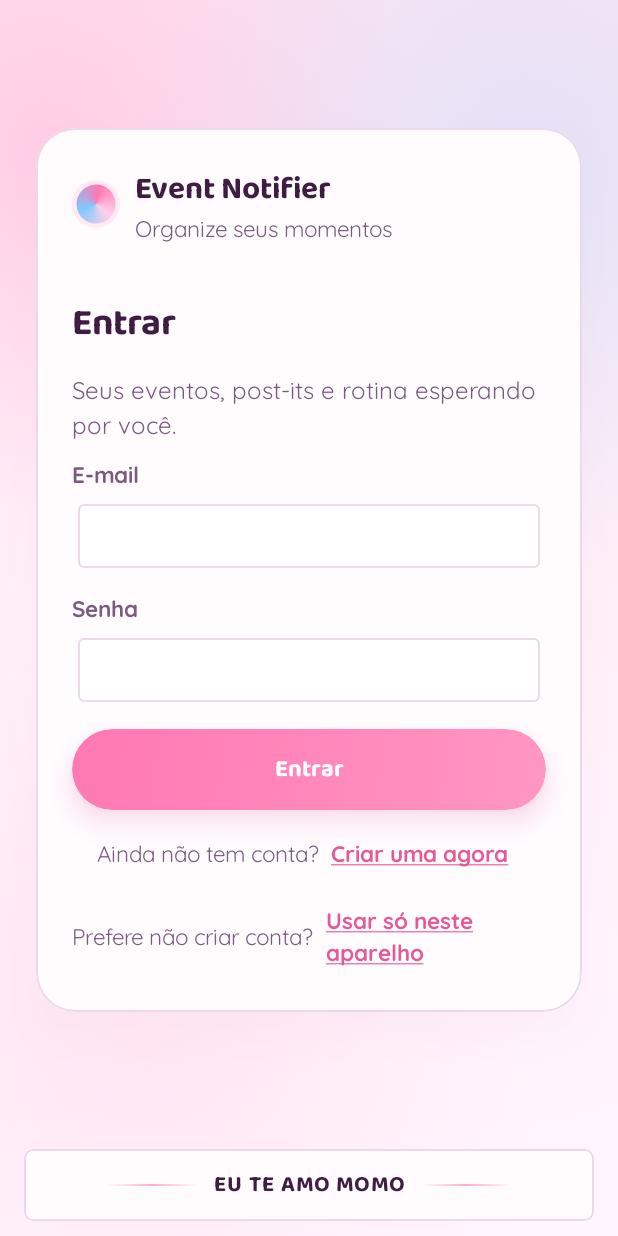
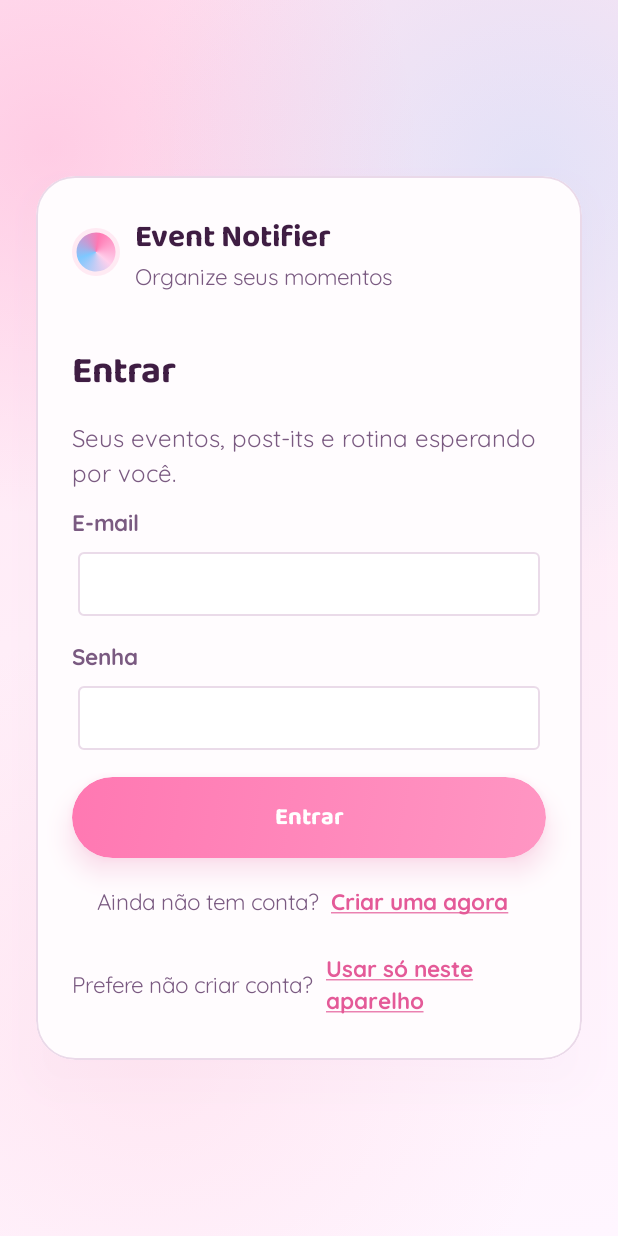
Before and after one commit to henriquemf/event-bezeth-mobile, an Android app built with Jetpack Compose: the screen it shows after launch (MainActivity), on a phone screen of 412 x 824 dp. Run offline under Robolectric (Android 15) with nearby library versions, the phone set to English and light mode, and no system bars.

Commit message:
feat: tirar a faixa "EU TE AMO MOMO" do app (versao 1.0.1)
No site ela e a ultima coisa de uma pagina que rola inteira: so aparece quando
se chega ao fim. No app nao existe esse fim -- a lateral rola por conta, cada
tela rola por conta -- entao ela tinha virado uma faixa fixa na base, a vista o
tempo todo, custando 50 dp de altura em TODA tela, inclusive nas de entrar.

Um recado que fica piscando na frente deixa de ser recado. Ficou no site, onde
nasce no lugar certo.

Sai o `RodapeDoAmor.kt` e as duas chamadas. Nas telas de entrar e criar conta
sai junto o `ComRodape`, que so existia para pendurar a faixa embaixo delas: as
duas ja pedem a tela inteira, e agora ficam com ela.

Co-Authored-By: Claude Opus 5 (1M context) <noreply@anthropic.com>

```diff
--- a/app/build.gradle.kts
+++ b/app/build.gradle.kts
@@ -29,8 +29,8 @@ android {
         // aparece nos ajustes, e e para gente ler.
         //
         // `empacotar.ps1 -Versao x.y.z` mexe nos dois de uma vez.
-        versionCode = 2
-        versionName = "1.0.0"
+        versionCode = 3
+        versionName = "1.0.1"
     }
 
     // ------------------------------------------------------------ assinatura
--- a/app/src/main/java/com/beazeth/notifier/MainActivity.kt
+++ b/app/src/main/java/com/beazeth/notifier/MainActivity.kt
@@ -5,7 +5,6 @@ import androidx.activity.ComponentActivity
 import androidx.activity.compose.setContent
 import androidx.activity.enableEdgeToEdge
 import androidx.compose.foundation.layout.Arrangement
-import androidx.compose.foundation.layout.Box
 import androidx.compose.foundation.layout.Column
 import androidx.compose.foundation.layout.fillMaxSize
 import androidx.compose.material3.CircularProgressIndicator
@@ -28,7 +27,6 @@ import com.beazeth.notifier.ui.LoginScreen
 import com.beazeth.notifier.ui.Sessao
 import com.beazeth.notifier.ui.SessaoViewModel
 import com.beazeth.notifier.ui.componentes.FundoDoce
-import com.beazeth.notifier.ui.componentes.RodapeDoAmor
 import com.beazeth.notifier.ui.theme.Doce
 import com.beazeth.notifier.data.Preferencias
 import com.beazeth.notifier.ui.theme.FONTE_PADRAO
@@ -124,10 +122,7 @@ private fun App(
         // nao dois destinos de navegacao. Um estado local basta -- um NavHost
         // aqui so acrescentaria pilha de historico para duas telas que se
         // alternam.
-        // O "EU TE AMO MOMO" tambem aqui: no `base.html` ele fica FORA do bloco
-        // da casca, entao as telas de entrar e criar conta o mostram igual.
-        Sessao.Fora -> ComRodape {
-            if (cadastrando) {
+        Sessao.Fora -> if (cadastrando) {
             CriarContaScreen(
                 estado = login,
                 aoCriar = vm::criarConta,
@@ -141,7 +136,6 @@ private fun App(
                 aoIrParaCadastro = { cadastrando = true; vm.limparErro() },
                 aoUsarSemConta = vm::usarSemConta,
             )
-            }
         }
         is Sessao.Dentro -> CascaApp(
             nome = s.nome,
@@ -162,15 +156,6 @@ private fun App(
     }
 }
 
-/** A tela por cima, a faixa embaixo. */
-@Composable
-private fun ComRodape(conteudo: @Composable () -> Unit) {
-    Column(modifier = Modifier.fillMaxSize()) {
-        Box(modifier = Modifier.weight(1f)) { conteudo() }
-        RodapeDoAmor()
-    }
-}
-
 @Composable
 private fun Carregando() {
     Column(
--- a/app/src/main/java/com/beazeth/notifier/ui/CascaApp.kt
+++ b/app/src/main/java/com/beazeth/notifier/ui/CascaApp.kt
@@ -34,7 +34,6 @@ import com.beazeth.notifier.ui.componentes.BarraInferior
 import com.beazeth.notifier.ui.componentes.BarraLateral
 import com.beazeth.notifier.ui.componentes.BarraSuperior
 import com.beazeth.notifier.ui.componentes.Destino
-import com.beazeth.notifier.ui.componentes.RodapeDoAmor
 import com.beazeth.notifier.ui.telas.AguaScreen
 import com.beazeth.notifier.ui.telas.AparenciaScreen
 import com.beazeth.notifier.ui.telas.PomodoroScreen
@@ -189,14 +188,8 @@ fun CascaApp(
             }
         }
 
-        // Depois da lateral e do conteudo, atravessando a janela inteira --
-        // como no `base.html`, em que a faixa vem depois de fechar a casca.
-        RodapeDoAmor()
-
         // A barra de baixo por ultimo, encostada na borda, porque e ela que a
-        // pessoa toca. No site ela e `position: fixed; bottom: 0` e o rodape
-        // passa por baixo; aqui, em fluxo, ficar depois dele da a mesma ordem
-        // visual. So existe onde nao coube a lateral.
+        // pessoa toca. So existe onde nao coube a lateral.
         if (!lateralCabe) {
             BarraInferior(atual = atual, aoTrocar = { nav.irPara(it) })
         }
--- a/app/src/main/java/com/beazeth/notifier/ui/componentes/RodapeDoAmor.kt
+++ /dev/null
@@ -1,120 +0,0 @@
-package com.beazeth.notifier.ui.componentes
-
-import androidx.compose.foundation.background
-import androidx.compose.foundation.border
-import androidx.compose.foundation.layout.Arrangement
-import androidx.compose.foundation.layout.Box
-import androidx.compose.foundation.layout.BoxWithConstraints
-import androidx.compose.foundation.layout.Row
-import androidx.compose.foundation.layout.fillMaxWidth
-import androidx.compose.foundation.layout.height
-import androidx.compose.foundation.layout.padding
-import androidx.compose.foundation.layout.width
-import androidx.compose.foundation.shape.RoundedCornerShape
-import androidx.compose.material3.Text
-import androidx.compose.runtime.Composable
-import androidx.compose.ui.Alignment
-import androidx.compose.ui.Modifier
-import androidx.compose.ui.draw.clip
-import androidx.compose.ui.graphics.Brush
-import androidx.compose.ui.graphics.Color
-import androidx.compose.ui.unit.Dp
-import androidx.compose.ui.unit.dp
-import androidx.compose.ui.unit.em
-import androidx.compose.ui.unit.sp
-import com.beazeth.notifier.ui.theme.Canto
-import com.beazeth.notifier.ui.theme.Doce
-import com.beazeth.notifier.ui.theme.TipografiaBeazeth
-
-/**
- * `<footer class="site-love-footer">EU TE AMO MOMO</footer>`.
- *
- * O site tem esta faixa no fim de TODA pagina -- inclusive nas de entrar e
- * criar conta, porque no `base.html` ela fica fora do bloco da casca. Aqui e
- * igual: aparece embaixo do app inteiro e tambem embaixo das duas telas de
- * entrada.
- *
- * ## Onde ela fica, e por que nao da para copiar exatamente
- *
- * No site a pagina inteira rola como uma coisa so, e o rodape e a ultima delas
- * -- numa janela de 800x500 ele nasce a 1915 px do topo, ou seja, so aparece
- * quando se chega ao fim. No app nao existe esse "fim da pagina": a lateral rola
- * por conta, cada tela rola por conta, e nenhuma das duas tem um ponto final
- * comum onde pendurar isto.
- *
- * Entao ele fica fixo na base da casca, sempre a vista. E uma diferenca
- * deliberada, e na direcao certa: um recado que ninguem acha nao e um recado.
- * Custa 50 dp de altura -- a mesma altura que ele tem no site.
- *
- * ## O desenho
- *
- * Copiado de `.site-love-footer` em `base.css`, valor por valor: fundo
- * `--surface-solid`, borda de 1 px em `--stroke`, tinta `--ink`, fonte de
- * display em negrito a 15 px com `letter-spacing: 0.06em`, e os dois fios que o
- * CSS desenha com `::before`/`::after` -- 1 px de altura, `min(120px, 18%)` de
- * largura, com o destaque a 60% de opacidade sumindo para as pontas.
- *
- * A unica coisa que muda e o raio do canto: 18 px no site, [Canto.cartao] aqui.
- * Nao e descuido -- e a regra que o app ja segue em todos os cartoes, escrita
- * em [Canto]: com a tela cheia de cartoes empilhados, a curva do site vira uma
- * pilha de balas. Uma faixa arredondada de 18 px no meio de cartoes de 6 pareceria
- * um pedaco de outra tela.
- */
-@Composable
-internal fun RodapeDoAmor(modifier: Modifier = Modifier) {
-    val cores = Doce
-
-    BoxWithConstraints(
-        modifier = modifier
-            .fillMaxWidth()
-            // `margin: 6px 16px 18px` do CSS. Embaixo fica menos: no site aquela
-            // folga separa o rodape do fim da pagina que ainda rola; aqui embaixo
-            // dele so existe a borda da tela.
-            .padding(start = 16.dp, end = 16.dp, top = 6.dp, bottom = 10.dp),
-    ) {
-        // `width: min(120px, 18%)`, sobre a largura de DENTRO da faixa -- daí
-        // descontar os 18 px de respiro de cada lado.
-        val fio = minOf(120.dp, (maxWidth - 36.dp) * 0.18f)
-
-        Row(
-            modifier = Modifier
-                .fillMaxWidth()
-                .clip(RoundedCornerShape(Canto.cartao))
-                .background(cores.superficie)
-                .border(1.dp, cores.traco, RoundedCornerShape(Canto.cartao))
-                .padding(horizontal = 18.dp, vertical = 12.dp),
-            horizontalArrangement = Arrangement.Center,
-            verticalAlignment = Alignment.CenterVertically,
-        ) {
-            Fio(largura = fio, cor = cores.destaque)
-            Text(
-                text = "EU TE AMO MOMO",
-                style = TipografiaBeazeth.titleMedium.copy(
-                    fontSize = 15.sp,
-                    letterSpacing = 0.06.em,
-                ),
-                color = cores.tinta,
-                // O `gap: 10px` do flex, que aqui separa o texto dos dois fios.
-                modifier = Modifier.padding(horizontal = 10.dp),
-            )
-            Fio(largura = fio, cor = cores.destaque)
-        }
-    }
-}
-
-/** Um dos dois fios das pontas: some para as bordas, acende no meio. */
-@Composable
-private fun Fio(largura: Dp, cor: Color) {
-    Box(
-        modifier = Modifier
-            .width(largura)
-            .height(1.dp)
-            .background(
-                Brush.horizontalGradient(
-                    0f to Color.Transparent,
-                    0.5f to cor.copy(alpha = 0.6f),
-                    1f to Color.Transparent,
-                )
-            ),
-    )
-}
```
Also changed, not shown: 1 other file. Lines whose indentation alone changed are shown as unchanged.
